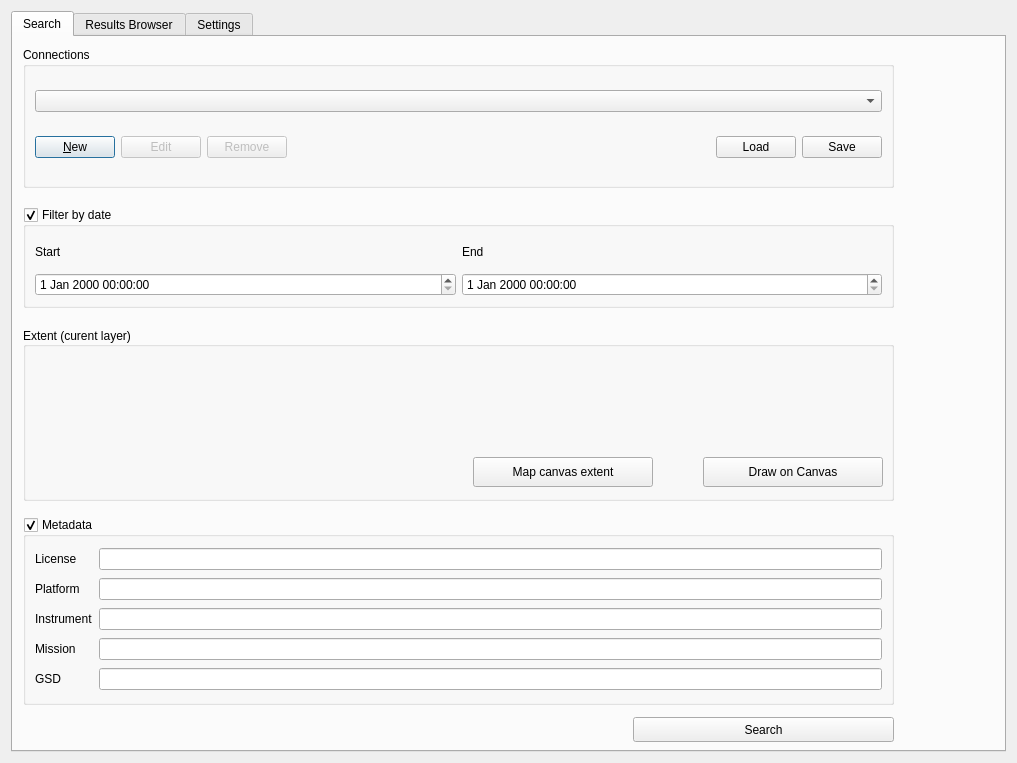
Old version of the form src/qgis_stac/ui/qgis_stac_widget.ui in the repository stac-utils/qgis-stac-plugin.
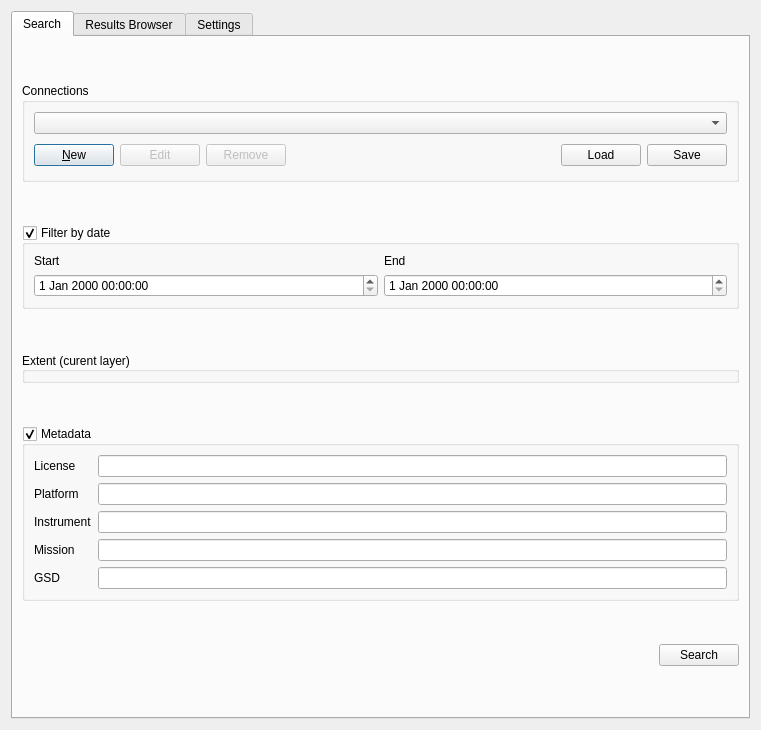
New version of the form. Custom widgets are drawn as their Qt base class.

Commit message: make gui responsive

The edit to the form file:
```diff
--- a/src/qgis_stac/ui/qgis_stac_widget.ui
+++ b/src/qgis_stac/ui/qgis_stac_widget.ui
@@ -6,8 +6,8 @@
    <rect>
     <x>0</x>
     <y>0</y>
-    <width>1017</width>
-    <height>763</height>
+    <width>761</width>
+    <height>730</height>
    </rect>
   </property>
   <property name="font">
@@ -19,8 +19,8 @@
   <property name="windowTitle">
    <string>STAC Search</string>
   </property>
-  <layout class="QGridLayout" name="gridLayout_5">
-   <item row="0" column="1">
+  <layout class="QHBoxLayout" name="horizontalLayout">
+   <item>
     <widget class="QTabWidget" name="Container">
      <property name="sizePolicy">
       <sizepolicy hsizetype="Preferred" vsizetype="Preferred">
@@ -35,120 +35,14 @@
       <attribute name="title">
        <string>Search</string>
       </attribute>
-      <widget class="QGroupBox" name="groupBox">
-       <property name="geometry">
-        <rect>
-         <x>10</x>
-         <y>170</y>
-         <width>871</width>
-         <height>101</height>
-        </rect>
-       </property>
-       <property name="title">
-        <string>Filter by date</string>
-       </property>
-       <property name="checkable">
-        <bool>true</bool>
-       </property>
-       <layout class="QGridLayout" name="gridLayout">
-        <item row="1" column="0">
-         <widget class="QLabel" name="label_13">
-          <property name="text">
-           <string>Start</string>
-          </property>
-         </widget>
-        </item>
-        <item row="1" column="1">
-         <widget class="QLabel" name="label_14">
-          <property name="text">
-           <string>End</string>
-          </property>
-         </widget>
-        </item>
-        <item row="2" column="1">
-         <widget class="QDateTimeEdit" name="dateTimeEdit_2"/>
-        </item>
-        <item row="2" column="0">
-         <widget class="QDateTimeEdit" name="dateTimeEdit"/>
-        </item>
-       </layout>
-      </widget>
-      <widget class="QGroupBox" name="groupBox_3">
-       <property name="geometry">
-        <rect>
-         <x>10</x>
-         <y>480</y>
-         <width>871</width>
-         <height>188</height>
-        </rect>
-       </property>
-       <property name="title">
-        <string>Metadata</string>
-       </property>
-       <property name="checkable">
-        <bool>true</bool>
-       </property>
-       <layout class="QGridLayout" name="gridLayout_7">
-        <item row="0" column="0">
-         <widget class="QLabel" name="label_4">
-          <property name="text">
-           <string>License</string>
-          </property>
-         </widget>
-        </item>
-        <item row="0" column="1">
-         <widget class="QLineEdit" name="lineEdit"/>
-        </item>
-        <item row="1" column="0">
-         <widget class="QLabel" name="label_5">
-          <property name="text">
-           <string>Platform</string>
-          </property>
-         </widget>
-        </item>
-        <item row="1" column="1">
-         <widget class="QLineEdit" name="lineEdit_2"/>
-        </item>
-        <item row="2" column="0">
-         <widget class="QLabel" name="label_6">
-          <property name="text">
-           <string>Instrument</string>
-          </property>
-         </widget>
-        </item>
-        <item row="2" column="1">
-         <widget class="QLineEdit" name="lineEdit_3"/>
-        </item>
-        <item row="3" column="0">
-         <widget class="QLabel" name="label_11">
-          <property name="text">
-           <string>Mission</string>
-          </property>
-         </widget>
-        </item>
-        <item row="3" column="1">
-         <widget class="QLineEdit" name="lineEdit_4"/>
-        </item>
-        <item row="4" column="0">
-         <widget class="QLabel" name="label_12">
-          <property name="text">
-           <string>GSD</string>
-          </property>
-         </widget>
-        </item>
-        <item row="4" column="1">
-         <widget class="QLineEdit" name="lineEdit_5"/>
-        </item>
-       </layout>
-      </widget>
-      <widget class="QGroupBox" name="groupBox_4">
-       <property name="geometry">
-        <rect>
-         <x>10</x>
-         <y>10</y>
-         <width>871</width>
-         <height>141</height>
-        </rect>
+      <layout class="QVBoxLayout" name="verticalLayout_2">
+       <item>
+        <widget class="QGroupBox" name="connection">
+         <property name="sizePolicy">
+          <sizepolicy hsizetype="Preferred" vsizetype="Fixed">
+           <horstretch>0</horstretch>
+           <verstretch>0</verstretch>
+          </sizepolicy>
        </property>
        <property name="title">
         <string>Connections</string>
@@ -235,52 +129,58 @@
         </item>
        </layout>
       </widget>
-      <widget class="QPushButton" name="search_btn">
-       <property name="geometry">
-        <rect>
-         <x>620</x>
-         <y>680</y>
-         <width>261</width>
-         <height>25</height>
-        </rect>
-       </property>
+       </item>
+       <item>
+        <widget class="QGroupBox" name="filter_date">
        <property name="sizePolicy">
-        <sizepolicy hsizetype="Expanding" vsizetype="Preferred">
+          <sizepolicy hsizetype="Preferred" vsizetype="Fixed">
          <horstretch>0</horstretch>
          <verstretch>0</verstretch>
         </sizepolicy>
        </property>
-       <property name="minimumSize">
-        <size>
-         <width>0</width>
-         <height>0</height>
-        </size>
-       </property>
-       <property name="toolTip">
-        <string>&lt;html&gt;&lt;head/&gt;&lt;body&gt;&lt;p&gt;Search for resources from the STAC API&lt;/p&gt;&lt;/body&gt;&lt;/html&gt;</string>
-       </property>
-       <property name="text">
-        <string>Search</string>
-       </property>
-       <property name="default">
+         <property name="title">
+          <string>Filter by date</string>
+         </property>
+         <property name="checkable">
         <bool>true</bool>
        </property>
-      </widget>
-      <widget class="QWidget" name="verticalLayoutWidget">
-       <property name="geometry">
-        <rect>
-         <x>10</x>
-         <y>290</y>
-         <width>871</width>
-         <height>174</height>
-        </rect>
-       </property>
+         <layout class="QGridLayout" name="gridLayout">
+          <item row="2" column="1">
+           <widget class="QDateTimeEdit" name="dateTimeEdit_2"/>
+          </item>
+          <item row="2" column="0">
+           <widget class="QDateTimeEdit" name="dateTimeEdit"/>
+          </item>
+          <item row="1" column="0">
+           <widget class="QLabel" name="label_13">
+            <property name="text">
+             <string>Start</string>
+            </property>
+           </widget>
+          </item>
+          <item row="1" column="1">
+           <widget class="QLabel" name="label_14">
+            <property name="text">
+             <string>End</string>
+            </property>
+           </widget>
+          </item>
+         </layout>
+        </widget>
+       </item>
+       <item>
        <layout class="QVBoxLayout" name="verticalLayout">
         <item>
          <widget class="QgsExtentGroupBox" name="mExtentGroupBox">
           <property name="enabled">
            <bool>true</bool>
           </property>
+           <property name="sizePolicy">
+            <sizepolicy hsizetype="Preferred" vsizetype="Fixed">
+             <horstretch>0</horstretch>
+             <verstretch>0</verstretch>
+            </sizepolicy>
+           </property>
           <property name="layoutDirection">
            <enum>Qt::LeftToRight</enum>
           </property>
@@ -293,36 +193,148 @@
           <property name="flat">
            <bool>false</bool>
           </property>
-          <widget class="QPushButton" name="pushButton">
+           <widget class="QWidget" name="layoutWidget">
            <property name="geometry">
             <rect>
-             <x>450</x>
+              <x>400</x>
              <y>130</y>
-             <width>180</width>
+              <width>411</width>
              <height>30</height>
             </rect>
            </property>
-           <property name="text">
-            <string>Map canvas extent</string>
-           </property>
-          </widget>
+            <layout class="QHBoxLayout" name="horizontalLayout_4">
+             <item>
+              <spacer name="horizontalSpacer_4">
+               <property name="orientation">
+                <enum>Qt::Horizontal</enum>
+               </property>
+               <property name="sizeHint" stdset="0">
+                <size>
+                 <width>48</width>
+                 <height>20</height>
+                </size>
+               </property>
+              </spacer>
+             </item>
+             <item>
           <widget class="QPushButton" name="pushButton_8">
-           <property name="geometry">
-            <rect>
-             <x>680</x>
-             <y>130</y>
-             <width>180</width>
-             <height>30</height>
-            </rect>
-           </property>
            <property name="text">
             <string>Draw on Canvas</string>
            </property>
           </widget>
+             </item>
+             <item>
+              <widget class="QPushButton" name="pushButton">
+               <property name="text">
+                <string>Map canvas extent</string>
+               </property>
          </widget>
         </item>
        </layout>
       </widget>
+          </widget>
+         </item>
+        </layout>
+       </item>
+       <item>
+        <widget class="QGroupBox" name="filter_metadata">
+         <property name="sizePolicy">
+          <sizepolicy hsizetype="Preferred" vsizetype="Fixed">
+           <horstretch>0</horstretch>
+           <verstretch>0</verstretch>
+          </sizepolicy>
+         </property>
+         <property name="title">
+          <string>Metadata</string>
+         </property>
+         <property name="checkable">
+          <bool>true</bool>
+         </property>
+         <layout class="QGridLayout" name="gridLayout_7">
+          <item row="4" column="1">
+           <widget class="QLineEdit" name="lineEdit_5"/>
+          </item>
+          <item row="3" column="0">
+           <widget class="QLabel" name="label_11">
+            <property name="text">
+             <string>Mission</string>
+            </property>
+           </widget>
+          </item>
+          <item row="0" column="0">
+           <widget class="QLabel" name="label_4">
+            <property name="text">
+             <string>License</string>
+            </property>
+           </widget>
+          </item>
+          <item row="1" column="1">
+           <widget class="QLineEdit" name="lineEdit_2"/>
+          </item>
+          <item row="1" column="0">
+           <widget class="QLabel" name="label_5">
+            <property name="text">
+             <string>Platform</string>
+            </property>
+           </widget>
+          </item>
+          <item row="2" column="0">
+           <widget class="QLabel" name="label_6">
+            <property name="text">
+             <string>Instrument</string>
+            </property>
+           </widget>
+          </item>
+          <item row="2" column="1">
+           <widget class="QLineEdit" name="lineEdit_3"/>
+          </item>
+          <item row="3" column="1">
+           <widget class="QLineEdit" name="lineEdit_4"/>
+          </item>
+          <item row="4" column="0">
+           <widget class="QLabel" name="label_12">
+            <property name="text">
+             <string>GSD</string>
+            </property>
+           </widget>
+          </item>
+          <item row="0" column="1">
+           <widget class="QLineEdit" name="lineEdit"/>
+          </item>
+         </layout>
+        </widget>
+       </item>
+       <item>
+        <layout class="QHBoxLayout" name="horizontalLayout_3">
+         <item>
+          <spacer name="horizontalSpacer_3">
+           <property name="orientation">
+            <enum>Qt::Horizontal</enum>
+           </property>
+           <property name="sizeHint" stdset="0">
+            <size>
+             <width>40</width>
+             <height>20</height>
+            </size>
+           </property>
+          </spacer>
+         </item>
+         <item>
+          <widget class="QPushButton" name="search_btn">
+           <property name="sizePolicy">
+            <sizepolicy hsizetype="Fixed" vsizetype="Fixed">
+             <horstretch>0</horstretch>
+             <verstretch>0</verstretch>
+            </sizepolicy>
+           </property>
+           <property name="text">
+            <string>Search</string>
+           </property>
+          </widget>
+         </item>
+        </layout>
+       </item>
+      </layout>
      </widget>
      <widget class="QWidget" name="ResultsBrowser">
       <attribute name="title">
```
Left out of the diff: 95 changed lines with no effect on the pictures. Lines whose indentation alone changed are shown as unchanged. The commit also changes 2 other files.
